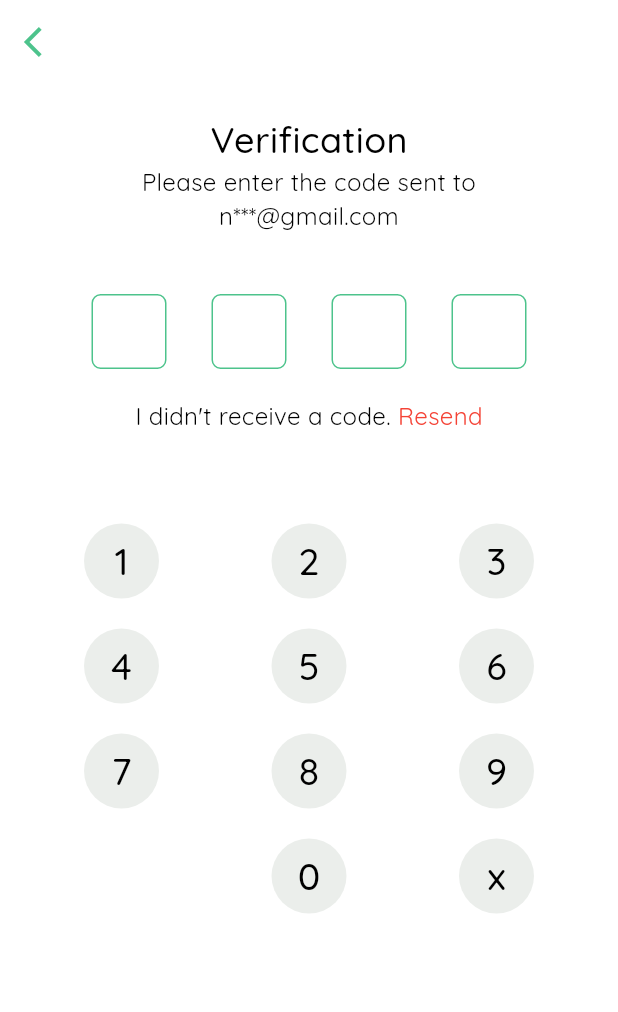
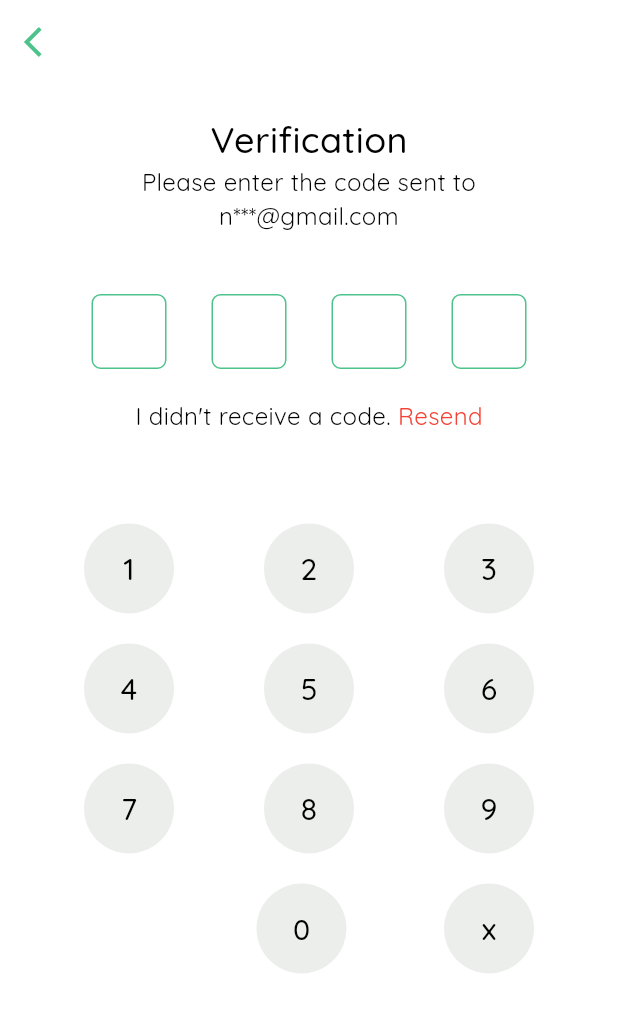
Before and after one commit to winner14/health-app, a Flutter app: the Verification screen opened directly, on a phone screen of 412 x 824 dp. Shown: the top 1012 px of the screen. Run offline on Flutter 3.47's test engine with Material 2 defaults, Android fonts, the phone set to English and light mode, and no system bars; our stand-ins replace google_fonts.

Commit message:
minor changes

```diff
--- a/lib/screens/auth/register/verification.dart
+++ b/lib/screens/auth/register/verification.dart
@@ -1,6 +1,7 @@
 import 'package:flutter/material.dart';
 import 'package:health_app/constants.dart';
-import 'package:health_app/screens/home/home.dart';
+// import 'package:health_app/screens/home/home.dart';3
+import 'package:health_app/widgets/my_button.dart';
 import 'package:health_app/widgets/my_text.dart';
 
 class Verification extends StatefulWidget {
@@ -112,68 +113,65 @@ class _VerificationState extends State<Verification> {
                       child: Row(
                         mainAxisAlignment: MainAxisAlignment.spaceBetween,
                         children: [
-                          GestureDetector(
-                            onTap: () {
+                          // GestureDetector(
+                          //   onTap: () {
+                          //     addCode(1);
+                          //   },
+                          //   child: Container(
+                          //     height: 50,
+                          //     width: 50,
+                          //     decoration: const BoxDecoration(
+                          //       color: myFgColor,
+                          //       borderRadius:
+                          //           BorderRadius.all(Radius.circular(100)),
+                          //     ),
+                          //     child: const Center(
+                          //       child: MyText(
+                          //         text: '1',
+                          //         fontSize: 25,
+                          //         fontWeight: FontWeight.w500,
+                          //       ),
+                          //     ),
+                          //   ),
+                          // ),
+                          MyButton(
+                            text: '1',
+                            height: 60,
+                            textSize: 20,
+                            textColor: Colors.black,
+                            color: myFgColor,
+                            fontWeight: FontWeight.w500,
+                            borderRadius: 100,
+                            width: 60,
+                            onPressed: () {
                               addCode(1);
                             },
-                            child: Container(
-                              height: 50,
-                              width: 50,
-                              decoration: const BoxDecoration(
+                          ),
+                          MyButton(
+                            text: '2',
+                            height: 60,
+                            textSize: 20,
+                            textColor: Colors.black,
                             color: myFgColor,
-                                borderRadius:
-                                    BorderRadius.all(Radius.circular(100)),
-                              ),
-                              child: const Center(
-                                child: MyText(
-                                  text: '1',
-                                  fontSize: 25,
                             fontWeight: FontWeight.w500,
-                                ),
-                              ),
-                            ),
-                          ),
-                          GestureDetector(
-                            onTap: () {
+                            borderRadius: 100,
+                            width: 60,
+                            onPressed: () {
                               addCode(2);
                             },
-                            child: Container(
-                              height: 50,
-                              width: 50,
-                              decoration: const BoxDecoration(
+                          ),
+                          MyButton(
+                            text: '3',
+                            height: 60,
+                            textSize: 20,
+                            textColor: Colors.black,
                             color: myFgColor,
-                                borderRadius:
-                                    BorderRadius.all(Radius.circular(100)),
-                              ),
-                              child: const Center(
-                                child: MyText(
-                                  text: '2',
-                                  fontSize: 25,
                             fontWeight: FontWeight.w500,
-                                ),
-                              ),
-                            ),
-                          ),
-                          GestureDetector(
-                            onTap: () {
+                            borderRadius: 100,
+                            width: 60,
+                            onPressed: () {
                               addCode(3);
                             },
-                            child: Container(
-                              height: 50,
-                              width: 50,
-                              decoration: const BoxDecoration(
-                                color: myFgColor,
-                                borderRadius:
-                                    BorderRadius.all(Radius.circular(100)),
-                              ),
-                              child: const Center(
-                                child: MyText(
-                                  text: '3',
-                                  fontSize: 25,
-                                  fontWeight: FontWeight.w500,
-                                ),
-                              ),
-                            ),
                           ),
                         ],
                       ),
@@ -183,68 +181,44 @@ class _VerificationState extends State<Verification> {
                       child: Row(
                         mainAxisAlignment: MainAxisAlignment.spaceBetween,
                         children: [
-                          GestureDetector(
-                            onTap: () {
+                          MyButton(
+                            text: '4',
+                            height: 60,
+                            textSize: 20,
+                            textColor: Colors.black,
+                            color: myFgColor,
+                            fontWeight: FontWeight.w500,
+                            borderRadius: 100,
+                            width: 60,
+                            onPressed: () {
                               addCode(4);
                             },
-                            child: Container(
-                              height: 50,
-                              width: 50,
-                              decoration: const BoxDecoration(
+                          ),
+                          MyButton(
+                            text: '5',
+                            height: 60,
+                            textSize: 20,
+                            textColor: Colors.black,
                             color: myFgColor,
-                                borderRadius:
-                                    BorderRadius.all(Radius.circular(100)),
-                              ),
-                              child: const Center(
-                                child: MyText(
-                                  text: '4',
-                                  fontSize: 25,
                             fontWeight: FontWeight.w500,
-                                ),
-                              ),
-                            ),
-                          ),
-                          GestureDetector(
-                            onTap: () {
+                            borderRadius: 100,
+                            width: 60,
+                            onPressed: () {
                               addCode(5);
                             },
-                            child: Container(
-                              height: 50,
-                              width: 50,
-                              decoration: const BoxDecoration(
+                          ),
+                          MyButton(
+                            text: '6',
+                            height: 60,
+                            textSize: 20,
+                            textColor: Colors.black,
                             color: myFgColor,
-                                borderRadius:
-                                    BorderRadius.all(Radius.circular(100)),
-                              ),
-                              child: const Center(
-                                child: MyText(
-                                  text: '5',
-                                  fontSize: 25,
                             fontWeight: FontWeight.w500,
-                                ),
-                              ),
-                            ),
-                          ),
-                          GestureDetector(
-                            onTap: () {
+                            borderRadius: 100,
+                            width: 60,
+                            onPressed: () {
                               addCode(6);
                             },
-                            child: Container(
-                              height: 50,
-                              width: 50,
-                              decoration: const BoxDecoration(
-                                color: myFgColor,
-                                borderRadius:
-                                    BorderRadius.all(Radius.circular(100)),
-                              ),
-                              child: const Center(
-                                child: MyText(
-                                  text: '6',
-                                  fontSize: 25,
-                                  fontWeight: FontWeight.w500,
-                                ),
-                              ),
-                            ),
                           ),
                         ],
                       ),
@@ -254,68 +228,44 @@ class _VerificationState extends State<Verification> {
                       child: Row(
                         mainAxisAlignment: MainAxisAlignment.spaceBetween,
                         children: [
-                          GestureDetector(
-                            onTap: () {
+                          MyButton(
+                            text: '7',
+                            height: 60,
+                            textSize: 20,
+                            textColor: Colors.black,
+                            color: myFgColor,
+                            fontWeight: FontWeight.w500,
+                            borderRadius: 100,
+                            width: 60,
+                            onPressed: () {
                               addCode(7);
                             },
-                            child: Container(
-                              height: 50,
-                              width: 50,
-                              decoration: const BoxDecoration(
+                          ),
+                          MyButton(
+                            text: '8',
+                            height: 60,
+                            textSize: 20,
+                            textColor: Colors.black,
                             color: myFgColor,
-                                borderRadius:
-                                    BorderRadius.all(Radius.circular(100)),
-                              ),
-                              child: const Center(
-                                child: MyText(
-                                  text: '7',
-                                  fontSize: 25,
                             fontWeight: FontWeight.w500,
-                                ),
-                              ),
-                            ),
-                          ),
-                          GestureDetector(
-                            onTap: () {
+                            borderRadius: 100,
+                            width: 60,
+                            onPressed: () {
                               addCode(8);
                             },
-                            child: Container(
-                              height: 50,
-                              width: 50,
-                              decoration: const BoxDecoration(
+                          ),
+                          MyButton(
+                            text: '9',
+                            height: 60,
+                            textSize: 20,
+                            textColor: Colors.black,
                             color: myFgColor,
-                                borderRadius:
-                                    BorderRadius.all(Radius.circular(100)),
-                              ),
-                              child: const Center(
-                                child: MyText(
-                                  text: '8',
-                                  fontSize: 25,
                             fontWeight: FontWeight.w500,
-                                ),
-                              ),
-                            ),
-                          ),
-                          GestureDetector(
-                            onTap: () {
+                            borderRadius: 100,
+                            width: 60,
+                            onPressed: () {
                               addCode(9);
                             },
-                            child: Container(
-                              height: 50,
-                              width: 50,
-                              decoration: const BoxDecoration(
-                                color: myFgColor,
-                                borderRadius:
-                                    BorderRadius.all(Radius.circular(100)),
-                              ),
-                              child: const Center(
-                                child: MyText(
-                                  text: '9',
-                                  fontSize: 25,
-                                  fontWeight: FontWeight.w500,
-                                ),
-                              ),
-                            ),
                           ),
                         ],
                       ),
@@ -329,30 +279,29 @@ class _VerificationState extends State<Verification> {
                             height: 50,
                             width: 50,
                           ),
-                          GestureDetector(
-                            onTap: () {
+                          MyButton(
+                            text: '0',
+                            height: 60,
+                            textSize: 19,
+                            textColor: Colors.black,
+                            color: myFgColor,
+                            fontWeight: FontWeight.w500,
+                            borderRadius: 100,
+                            width: 60,
+                            onPressed: () {
                               addCode(0);
                             },
-                            child: Container(
-                              height: 50,
-                              width: 50,
-                              decoration: const BoxDecoration(
+                          ),
+                          MyButton(
+                            text: 'x',
+                            height: 60,
+                            textSize: 20,
+                            textColor: Colors.black,
                             color: myFgColor,
-                                borderRadius:
-                                    BorderRadius.all(Radius.circular(100)),
-                              ),
-                              child: const Center(
-                                child: MyText(
-                                  text: '0',
-                                  fontSize: 25,
                             fontWeight: FontWeight.w500,
-                                ),
-                              ),
-                            ),
-                          ),
-                          GestureDetector(
-                            onTap: () {
-                              // nextScreen(context, const Home());
+                            borderRadius: 100,
+                            width: 60,
+                            onPressed: () {
                               for (var i = 4; i > 0; i--) {
                                 if (verificationCode[i - 1] != null) {
                                   setState(() {
@@ -362,22 +311,6 @@ class _VerificationState extends State<Verification> {
                                 }
                               }
                             },
-                            child: Container(
-                              height: 50,
-                              width: 50,
-                              decoration: const BoxDecoration(
-                                color: myFgColor,
-                                borderRadius:
-                                    BorderRadius.all(Radius.circular(100)),
-                              ),
-                              child: const Center(
-                                child: MyText(
-                                  text: 'x',
-                                  fontSize: 25,
-                                  fontWeight: FontWeight.w500,
-                                ),
-                              ),
-                            ),
                           ),
                         ],
                       ),
```
Lines whose indentation alone changed are shown as unchanged.
